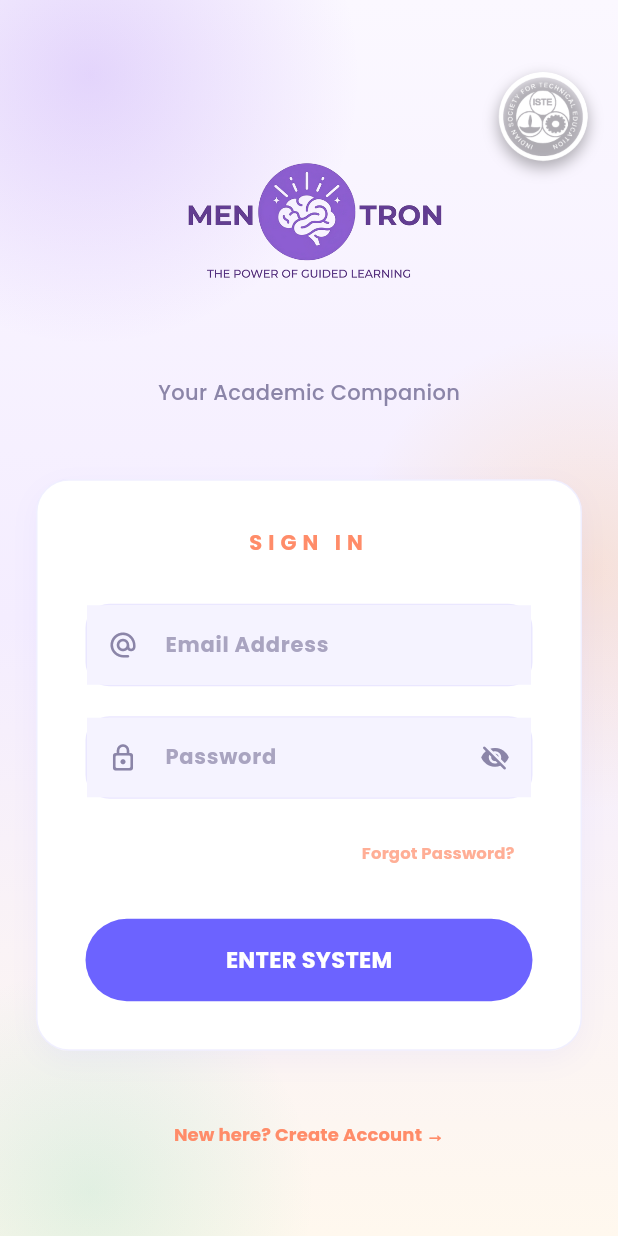
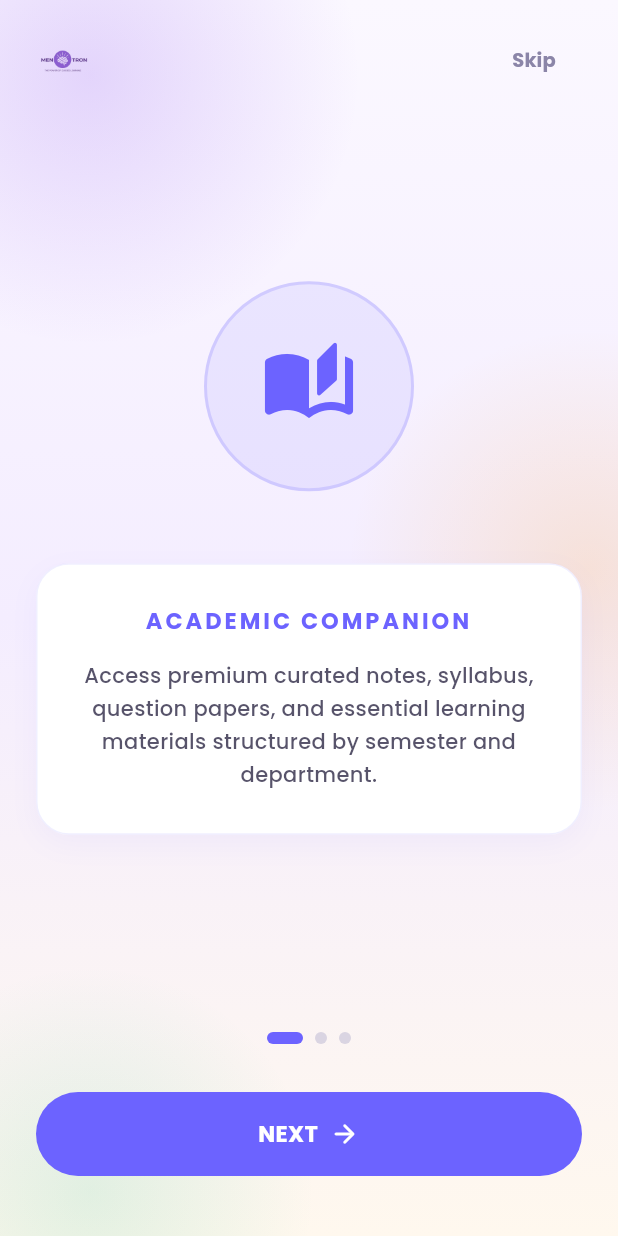
Before and after one commit to ISTE-SCTCE/mentron_new, a Flutter app: the screen it shows after launch, on a phone screen of 412 x 824 dp. Run offline on Flutter 3.47's test engine with Material 3 defaults, Android fonts, the phone set to English and light mode, and no system bars; drawn by our look-alikes of flutter_animate; our stand-ins replace cached_network_image, chewie, file_picker, flutter_image_compress, google_fonts, logger and 5 more; missing offline and left inert: flutter_cached_pdfview; accounts and stored records are empty.

Commit message:
Add onboarding swiping screen and bump versionCode to 3

```diff
--- /dev/null
+++ b/mentron_flutter/lib/features/auth/screens/onboarding_screen.dart
@@ -0,0 +1,267 @@
+import 'package:flutter/material.dart';
+import 'package:provider/provider.dart';
+import 'package:shared_preferences/shared_preferences.dart';
+import '../../../core/theme/app_theme.dart';
+import '../../../shared/widgets/glass_container.dart';
+import '../../../shared/widgets/liquid_background.dart';
+import '../../../core/utils/app_transitions.dart';
+import 'login_screen.dart';
+import 'signup_screen.dart';
+
+class OnboardingScreen extends StatefulWidget {
+  const OnboardingScreen({super.key});
+
+  @override
+  State<OnboardingScreen> createState() => _OnboardingScreenState();
+}
+
+class _OnboardingScreenState extends State<OnboardingScreen> {
+  final PageController _pageController = PageController();
+  int _currentPage = 0;
+
+  final List<OnboardingData> _pages = [
+    OnboardingData(
+      title: 'ACADEMIC COMPANION',
+      description: 'Access premium curated notes, syllabus, question papers, and essential learning materials structured by semester and department.',
+      icon: Icons.auto_stories_rounded,
+      color: AppTheme.accentPrimary,
+    ),
+    OnboardingData(
+      title: 'COLLABORATIVE PROJECTS',
+      description: 'Showcase your innovations, apply for club projects, and build hands-on technical solutions with the support of ISTE SCTCE mentors.',
+      icon: Icons.rocket_launch_rounded,
+      color: AppTheme.accentSecondary,
+    ),
+    OnboardingData(
+      title: 'ISTE COMMUNITY & EVENTS',
+      description: 'Level up your profile, earn XP, and stay ahead with direct registrations for workshops, hackathons, and elite technical sessions.',
+      icon: Icons.diversity_3_rounded,
+      color: AppTheme.accentTertiary,
+    ),
+  ];
+
+  Future<void> _completeOnboarding(Widget targetScreen) async {
+    final prefs = await SharedPreferences.getInstance();
+    await prefs.setBool('onboarding_completed', true);
+    if (mounted) {
+      Navigator.pushReplacement(context, AppTransitions.fade(targetScreen));
+    }
+  }
+
+  @override
+  Widget build(BuildContext context) {
+    return Scaffold(
+      body: LiquidBackground(
+        child: SafeArea(
+          child: Column(
+            children: [
+              // Top Bar with Logo and Skip Button
+              Padding(
+                padding: const EdgeInsets.symmetric(horizontal: 24, vertical: 16),
+                child: Row(
+                  mainAxisAlignment: MainAxisAlignment.spaceBetween,
+                  children: [
+                    Image.asset(
+                      'assets/images/mentron_logo.png',
+                      height: 36,
+                      errorBuilder: (_, __, ___) => const Text(
+                        'MENTRON',
+                        style: TextStyle(
+                          color: AppTheme.textMain,
+                          fontWeight: FontWeight.w900,
+                          fontSize: 20,
+                          letterSpacing: -0.5,
+                        ),
+                      ),
+                    ),
+                    if (_currentPage < 2)
+                      TextButton(
+                        onPressed: () => _pageController.animateToPage(
+                          2,
+                          duration: const Duration(milliseconds: 500),
+                          curve: Curves.easeInOut,
+                        ),
+                        child: const Text(
+                          'Skip',
+                          style: TextStyle(
+                            color: AppTheme.textMuted,
+                            fontWeight: FontWeight.bold,
+                          ),
+                        ),
+                      ),
+                  ],
+                ),
+              ),
+
+              // Page Content
+              Expanded(
+                child: PageView.builder(
+                  controller: _pageController,
+                  onPageChanged: (index) {
+                    setState(() {
+                      _currentPage = index;
+                    });
+                  },
+                  itemCount: _pages.length,
+                  itemBuilder: (context, index) {
+                    final item = _pages[index];
+                    return Padding(
+                      padding: const EdgeInsets.symmetric(horizontal: 24),
+                      child: Column(
+                        mainAxisAlignment: MainAxisAlignment.center,
+                        children: [
+                          // Animated Center Graphic / Icon
+                          Container(
+                            width: 140,
+                            height: 140,
+                            decoration: BoxDecoration(
+                              shape: BoxShape.circle,
+                              color: item.color.withValues(alpha: 0.1),
+                              border: Border.all(
+                                color: item.color.withValues(alpha: 0.2),
+                                width: 2,
+                              ),
+                            ),
+                            child: Icon(
+                              item.icon,
+                              size: 64,
+                              color: item.color,
+                            ),
+                          ),
+                          const SizedBox(height: 48),
+
+                          // Text Content Card
+                          GlassContainer(
+                            padding: const EdgeInsets.all(28),
+                            child: Column(
+                              crossAxisAlignment: CrossAxisAlignment.stretch,
+                              children: [
+                                Text(
+                                  item.title,
+                                  style: Theme.of(context).textTheme.titleLarge?.copyWith(
+                                    fontSize: 15,
+                                    letterSpacing: 2,
+                                    color: item.color,
+                                    fontWeight: FontWeight.bold,
+                                  ),
+                                  textAlign: TextAlign.center,
+                                ),
+                                const SizedBox(height: 16),
+                                Text(
+                                  item.description,
+                                  style: Theme.of(context).textTheme.bodyMedium?.copyWith(
+                                    color: AppTheme.textMain.withValues(alpha: 0.8),
+                                    height: 1.6,
+                                  ),
+                                  textAlign: TextAlign.center,
+                                ),
+                              ],
+                            ),
+                          ),
+                        ],
+                      ),
+                    );
+                  },
+                ),
+              ),
+
+              // Bottom Indicator & Buttons Area
+              Padding(
+                padding: const EdgeInsets.all(24),
+                child: Column(
+                  mainAxisSize: MainAxisSize.min,
+                  children: [
+                    // Indicators
+                    Row(
+                      mainAxisAlignment: MainAxisAlignment.center,
+                      children: List.generate(
+                        _pages.length,
+                        (index) => AnimatedContainer(
+                          duration: const Duration(milliseconds: 300),
+                          margin: const EdgeInsets.symmetric(horizontal: 4),
+                          width: _currentPage == index ? 24 : 8,
+                          height: 8,
+                          decoration: BoxDecoration(
+                            color: _currentPage == index
+                                ? _pages[index].color
+                                : AppTheme.textLight.withValues(alpha: 0.5),
+                            borderRadius: BorderRadius.circular(4),
+                          ),
+                        ),
+                      ),
+                    ),
+                    const SizedBox(height: 32),
+
+                    // Navigation / CTA Button
+                    if (_currentPage < 2)
+                      ElevatedButton(
+                        onPressed: () => _pageController.nextPage(
+                          duration: const Duration(milliseconds: 500),
+                          curve: Curves.easeInOut,
+                        ),
+                        style: ElevatedButton.styleFrom(
+                          minimumSize: const Size(double.infinity, 56),
+                        ),
+                        child: const Row(
+                          mainAxisAlignment: MainAxisAlignment.center,
+                          children: [
+                            Text('NEXT'),
+                            SizedBox(width: 8),
+                            Icon(Icons.arrow_forward_rounded, size: 20),
+                          ],
+                        ),
+                      )
+                    else
+                      Column(
+                        children: [
+                          ElevatedButton(
+                            onPressed: () => _completeOnboarding(const LoginScreen()),
+                            style: ElevatedButton.styleFrom(
+                              minimumSize: const Size(double.infinity, 56),
+                              backgroundColor: AppTheme.accentPrimary,
+                            ),
+                            child: const Text('ENTER SYSTEM'),
+                          ),
+                          const SizedBox(height: 12),
+                          OutlinedButton(
+                            onPressed: () => _completeOnboarding(const SignupScreen()),
+                            style: OutlinedButton.styleFrom(
+                              minimumSize: const Size(double.infinity, 56),
+                              side: const BorderSide(color: AppTheme.accentPrimary, width: 1.5),
+                              shape: RoundedRectangleBorder(
+                                borderRadius: BorderRadius.circular(50),
+                              ),
+                              foregroundColor: AppTheme.accentPrimary,
+                            ),
+                            child: const Text(
+                              'CREATE ACCOUNT',
+                              style: TextStyle(fontWeight: FontWeight.bold),
+                            ),
+                          ),
+                        ],
+                      ),
+                    const SizedBox(height: 16),
+                  ],
+                ),
+              ),
+            ],
+          ),
+        ),
+      ),
+    );
+  }
+}
+
+class OnboardingData {
+  final String title;
+  final String description;
+  final IconData icon;
+  final Color color;
+
+  OnboardingData({
+    required this.title,
+    required this.description,
+    required this.icon,
+    required this.color,
+  });
+}
--- a/mentron_flutter/lib/main.dart
+++ b/mentron_flutter/lib/main.dart
@@ -12,6 +12,8 @@ import 'features/auth/screens/login_screen.dart';
 import 'core/providers/academic_provider.dart';
 import 'core/services/version_service.dart';
 import 'features/force_update/screens/force_update_screen.dart';
+import 'package:shared_preferences/shared_preferences.dart';
+import 'features/auth/screens/onboarding_screen.dart';
 
 void main() async {
   WidgetsFlutterBinding.ensureInitialized();
@@ -140,11 +142,22 @@ class _AppRootState extends State<AppRoot> {
   bool _splashDone = false;
   bool _isCheckingVersion = true;
   bool _forceUpdate = false;
+  bool _onboardingCompleted = false;
 
   @override
   void initState() {
     super.initState();
     _checkVersion();
+    _checkOnboardingStatus();
+  }
+
+  Future<void> _checkOnboardingStatus() async {
+    final prefs = await SharedPreferences.getInstance();
+    if (mounted) {
+      setState(() {
+        _onboardingCompleted = prefs.getBool('onboarding_completed') ?? false;
+      });
+    }
   }
 
   Future<void> _checkVersion() async {
@@ -174,15 +187,25 @@ class _AppRootState extends State<AppRoot> {
       return const ForceUpdateScreen();
     }
 
-    return AuthWrapper(isExec: widget.isExec, isLoadingRole: widget.isLoadingRole);
+    return AuthWrapper(
+      isExec: widget.isExec,
+      isLoadingRole: widget.isLoadingRole,
+      onboardingCompleted: _onboardingCompleted,
+    );
   }
 }
 
 class AuthWrapper extends StatelessWidget {
   final bool isExec;
   final bool isLoadingRole;
+  final bool onboardingCompleted;
 
-  const AuthWrapper({super.key, required this.isExec, required this.isLoadingRole});
+  const AuthWrapper({
+    super.key,
+    required this.isExec,
+    required this.isLoadingRole,
+    required this.onboardingCompleted,
+  });
 
   @override
   Widget build(BuildContext context) {
@@ -205,7 +228,9 @@ class AuthWrapper extends StatelessWidget {
           }
           return isExec ? const ExecMainScaffold() : const MainScaffold();
         }
-        return const LoginScreen();
+
+        // If not logged in, show Onboarding or Login based on previous usage
+        return onboardingCompleted ? const LoginScreen() : const OnboardingScreen();
       },
     );
   }
--- a/mentron_flutter/pubspec.yaml
+++ b/mentron_flutter/pubspec.yaml
@@ -16,7 +16,7 @@ publish_to: 'none' # Remove this line if you wish to publish to pub.dev
 # https://developer.apple.com/library/archive/documentation/General/Reference/InfoPlistKeyReference/Articles/CoreFoundationKeys.html
 # In Windows, build-name is used as the major, minor, and patch parts
 # of the product and file versions while build-number is used as the build suffix.
-version: 1.0.0+2
+version: 1.0.0+3
 
 environment:
   sdk: ^3.11.0
```
